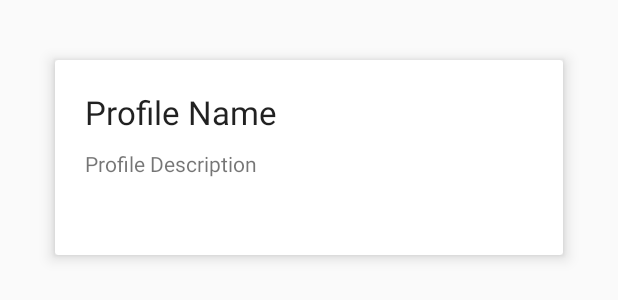
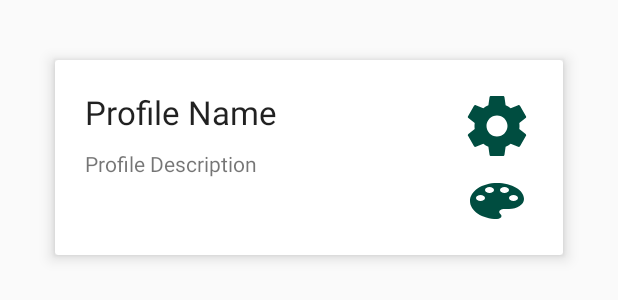
Before and after one commit to moovida/geoss2go, an Android app: the layout profile_cardlayout.xml on its own in the app's theme, with its tools: preview values and no code run, on a phone screen of 412 x 824 dp. Shown: the top 300 px of the screen. Run offline under Robolectric (Android 15) with nearby library versions, the phone set to English and light mode, and no system bars.

Commit message:
adding settings and color buttons

```diff
--- a/app/src/main/java/com/hydrologis/geoss2go/Geoss2GoActivity.java
+++ b/app/src/main/java/com/hydrologis/geoss2go/Geoss2GoActivity.java
@@ -26,6 +26,7 @@ import com.hydrologis.geoss2go.dialogs.NewProfileDialogFragment;
 import org.json.JSONException;
 
 import java.util.ArrayList;
+import java.util.Date;
 import java.util.List;
 
 public class Geoss2GoActivity extends AppCompatActivity implements NewProfileDialogFragment.INewProfileCreatedListener {
@@ -78,6 +79,19 @@ public class Geoss2GoActivity extends AppCompatActivity implements NewProfileDia
         });
     }
 
+    @Override
+    protected void onPause() {
+        super.onPause();
+
+        if (profileList != null) {
+            try {
+                ProfilesHandler.INSTANCE.saveProfilesToPreferences(mPeferences, profileList);
+            } catch (JSONException e) {
+                Log.e("GEOS2GO", "Error saving profiles", e);
+            }
+        }
+    }
+
     private void loadProfiles() {
         profilesContainer.removeAllViews();
 
@@ -122,6 +136,7 @@ public class Geoss2GoActivity extends AppCompatActivity implements NewProfileDia
         Profile p = new Profile();
         p.name = name;
         p.description = description;
+        p.creationdate = new Date().toString();
         profileList.add(p);
         loadProfiles();
     }
--- a/app/src/main/java/com/hydrologis/geoss2go/core/ProfilesHandler.java
+++ b/app/src/main/java/com/hydrologis/geoss2go/core/ProfilesHandler.java
@@ -132,6 +132,7 @@ public enum ProfilesHandler {
 
         for (Profile profile : profilesList) {
             JSONObject profileObject = new JSONObject();
+            profilesArray.put(profileObject);
 
             profileObject.put(NAME, profile.name);
             profileObject.put(DESCRIPTION, profile.description);
@@ -155,7 +156,7 @@ public enum ProfilesHandler {
                 for (int j = 0; j < profile.spatialiteList.size(); j++) {
                     JSONObject spatialiteDbObject = new JSONObject();
                     spatialiteDbObject.put(PATH, profile.spatialiteList.get(j));
-                    spatialiteDbsArray.put(j, spatialiteDbObject);
+                    spatialiteDbsArray.put(spatialiteDbObject);
                 }
                 profileObject.put(SPATIALITE, spatialiteDbsArray);
             }
--- /dev/null
+++ b/app/src/main/res/drawable/ic_palette_24dp.xml
@@ -0,0 +1,27 @@
+<!--
+  ~ Geopaparazzi - Digital field mapping on Android based devices
+  ~ Copyright (C) 2016  HydroloGIS (www.hydrologis.com)
+  ~
+  ~ This program is free software: you can redistribute it and/or modify
+  ~ it under the terms of the GNU General Public License as published by
+  ~ the Free Software Foundation, either version 3 of the License, or
+  ~ (at your option) any later version.
+  ~
+  ~ This program is distributed in the hope that it will be useful,
+  ~ but WITHOUT ANY WARRANTY; without even the implied warranty of
+  ~ MERCHANTABILITY or FITNESS FOR A PARTICULAR PURPOSE.  See the
+  ~ GNU General Public License for more details.
+  ~
+  ~ You should have received a copy of the GNU General Public License
+  ~ along with this program.  If not, see <http://www.gnu.org/licenses/>.
+  -->
+
+<vector xmlns:android="http://schemas.android.com/apk/res/android"
+        android:width="24dp"
+        android:height="24dp"
+        android:viewportWidth="24.0"
+        android:viewportHeight="24.0">
+    <path
+        android:fillColor="?attr/colorPrimary"
+        android:pathData="M12,3c-4.97,0 -9,4.03 -9,9s4.03,9 9,9c0.83,0 1.5,-0.67 1.5,-1.5 0,-0.39 -0.15,-0.74 -0.39,-1.01 -0.23,-0.26 -0.38,-0.61 -0.38,-0.99 0,-0.83 0.67,-1.5 1.5,-1.5H16c2.76,0 5,-2.24 5,-5 0,-4.42 -4.03,-8 -9,-8zm-5.5,9c-0.83,0 -1.5,-0.67 -1.5,-1.5S5.67,9 6.5,9 8,9.67 8,10.5 7.33,12 6.5,12zm3,-4C8.67,8 8,7.33 8,6.5S8.67,5 9.5,5s1.5,0.67 1.5,1.5S10.33,8 9.5,8zm5,0c-0.83,0 -1.5,-0.67 -1.5,-1.5S13.67,5 14.5,5s1.5,0.67 1.5,1.5S15.33,8 14.5,8zm3,4c-0.83,0 -1.5,-0.67 -1.5,-1.5S16.67,9 17.5,9s1.5,0.67 1.5,1.5 -0.67,1.5 -1.5,1.5z"/>
+</vector>
--- /dev/null
+++ b/app/src/main/res/drawable/ic_settings_24dp.xml
@@ -0,0 +1,27 @@
+<!--
+  ~ Geopaparazzi - Digital field mapping on Android based devices
+  ~ Copyright (C) 2016  HydroloGIS (www.hydrologis.com)
+  ~
+  ~ This program is free software: you can redistribute it and/or modify
+  ~ it under the terms of the GNU General Public License as published by
+  ~ the Free Software Foundation, either version 3 of the License, or
+  ~ (at your option) any later version.
+  ~
+  ~ This program is distributed in the hope that it will be useful,
+  ~ but WITHOUT ANY WARRANTY; without even the implied warranty of
+  ~ MERCHANTABILITY or FITNESS FOR A PARTICULAR PURPOSE.  See the
+  ~ GNU General Public License for more details.
+  ~
+  ~ You should have received a copy of the GNU General Public License
+  ~ along with this program.  If not, see <http://www.gnu.org/licenses/>.
+  -->
+
+<vector xmlns:android="http://schemas.android.com/apk/res/android"
+        android:width="24dp"
+        android:height="24dp"
+        android:viewportWidth="24.0"
+        android:viewportHeight="24.0">
+    <path
+        android:fillColor="?attr/colorPrimary"
+        android:pathData="M19.43,12.98c0.04,-0.32 0.07,-0.64 0.07,-0.98s-0.03,-0.66 -0.07,-0.98l2.11,-1.65c0.19,-0.15 0.24,-0.42 0.12,-0.64l-2,-3.46c-0.12,-0.22 -0.39,-0.3 -0.61,-0.22l-2.49,1c-0.52,-0.4 -1.08,-0.73 -1.69,-0.98l-0.38,-2.65C14.46,2.18 14.25,2 14,2h-4c-0.25,0 -0.46,0.18 -0.49,0.42l-0.38,2.65c-0.61,0.25 -1.17,0.59 -1.69,0.98l-2.49,-1c-0.23,-0.09 -0.49,0 -0.61,0.22l-2,3.46c-0.13,0.22 -0.07,0.49 0.12,0.64l2.11,1.65c-0.04,0.32 -0.07,0.65 -0.07,0.98s0.03,0.66 0.07,0.98l-2.11,1.65c-0.19,0.15 -0.24,0.42 -0.12,0.64l2,3.46c0.12,0.22 0.39,0.3 0.61,0.22l2.49,-1c0.52,0.4 1.08,0.73 1.69,0.98l0.38,2.65c0.03,0.24 0.24,0.42 0.49,0.42h4c0.25,0 0.46,-0.18 0.49,-0.42l0.38,-2.65c0.61,-0.25 1.17,-0.59 1.69,-0.98l2.49,1c0.23,0.09 0.49,0 0.61,-0.22l2,-3.46c0.12,-0.22 0.07,-0.49 -0.12,-0.64l-2.11,-1.65zM12,15.5c-1.93,0 -3.5,-1.57 -3.5,-3.5s1.57,-3.5 3.5,-3.5 3.5,1.57 3.5,3.5 -1.57,3.5 -3.5,3.5z"/>
+</vector>
--- a/app/src/main/res/layout/content_geoss2_go.xml
+++ b/app/src/main/res/layout/content_geoss2_go.xml
@@ -38,6 +38,7 @@
 
         <LinearLayout
             android:id="@+id/profiles_container"
+            android:paddingTop="10dip"
             android:layout_width="match_parent"
             android:layout_height="match_parent"
             android:orientation="vertical">
--- a/app/src/main/res/layout/profile_cardlayout.xml
+++ b/app/src/main/res/layout/profile_cardlayout.xml
@@ -12,11 +12,11 @@
     <!--android:layout_gravity="center"-->
     <!--card_view:cardCornerRadius="4dp"-->
 
-    <LinearLayout
+    <RelativeLayout
         android:layout_width="match_parent"
         android:layout_height="match_parent"
+        android:layout_margin="10dip"
         android:orientation="vertical"
-        android:layout_margin="10dip"
         android:padding="10dip">
 
 
@@ -24,18 +24,36 @@
             android:id="@+id/profileNameText"
             android:layout_width="wrap_content"
             android:layout_height="wrap_content"
+            android:layout_marginBottom="10dip"
             android:text="Profile Name"
-            android:layout_marginBottom="10dip"
             android:textAppearance="?android:attr/textAppearanceLarge" />
 
         <TextView
             android:id="@+id/profileDescriptionText"
             android:layout_width="wrap_content"
             android:layout_height="wrap_content"
+            android:layout_below="@+id/profileNameText"
             android:text="Profile Description"
             android:textAppearance="?android:attr/textAppearanceSmall" />
 
-    </LinearLayout>
+        <ImageButton
+            android:id="@+id/settingsButton"
+            android:layout_width="@dimen/min_touch_size"
+            android:layout_height="@dimen/min_touch_size"
+            android:layout_alignParentEnd="true"
+            android:layout_alignParentTop="true"
+            android:layout_marginBottom="10dip"
+            android:background="@drawable/ic_settings_24dp" />
+
+        <ImageButton
+            android:id="@+id/colorButton"
+            android:layout_width="@dimen/min_touch_size"
+            android:layout_height="@dimen/min_touch_size"
+            android:layout_alignParentEnd="true"
+            android:layout_below="@+id/settingsButton"
+            android:background="@drawable/ic_palette_24dp" />
+
+    </RelativeLayout>
 
 
 </android.support.v7.widget.CardView>
--- a/app/src/main/res/values/dimens.xml
+++ b/app/src/main/res/values/dimens.xml
@@ -2,4 +2,5 @@
     <dimen name="app_bar_height">180dp</dimen>
     <dimen name="fab_margin">16dp</dimen>
     <dimen name="text_margin">16dp</dimen>
+    <dimen name="min_touch_size">48dp</dimen>
 </resources>
```
